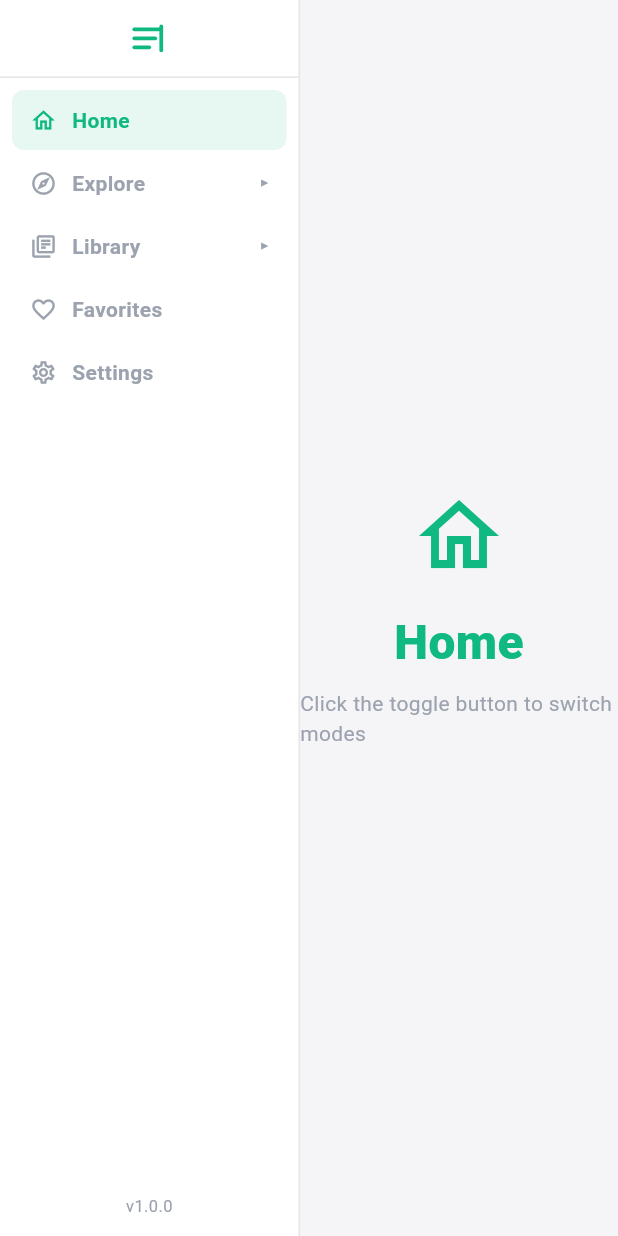
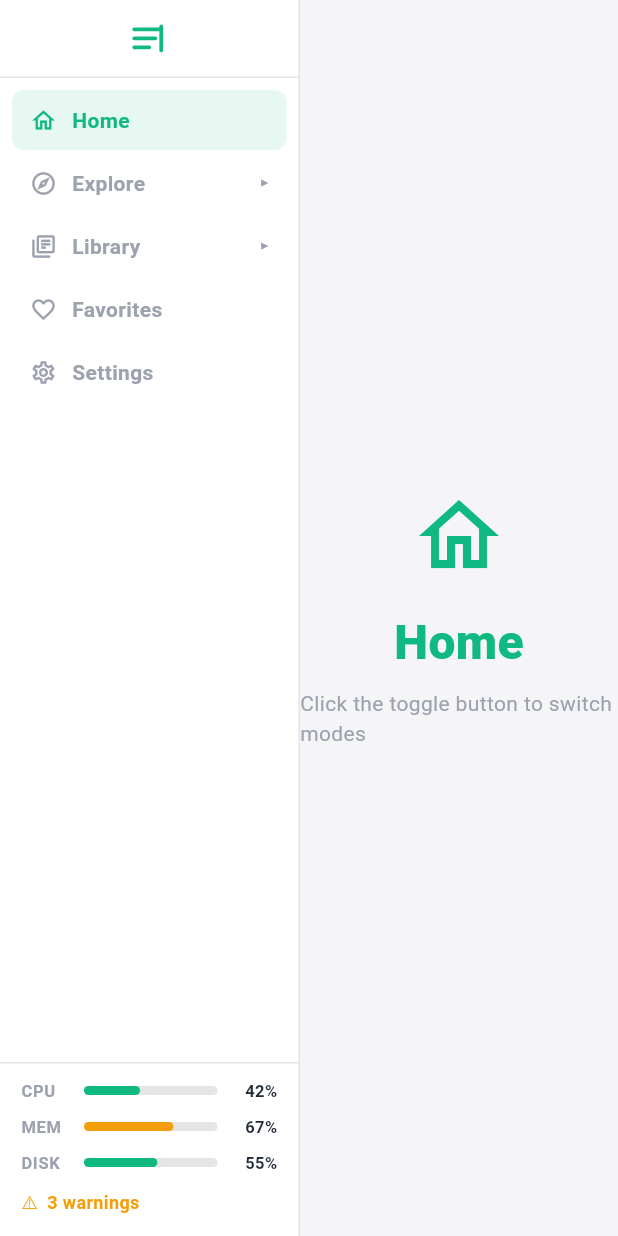
Before and after one commit to lianghualin/flutter_nav_toggle, a Flutter app: the first screen one second after launch, on a phone screen of 412 x 824 dp. Run offline on Flutter 3.47's test engine with Material 3 defaults, Android fonts, the phone set to English and light mode, and no system bars; Roboto replaces fonts that are missing (DMMono, Syne).

Commit message:
feat: add system status panel with CPU, memory, disk, and warning indicators
Display color-coded status metrics at the sidebar bottom (progress bars) and
tab bar right side (compact chips). Remove the add button from tab bar mode.
Includes mock data with timer-based fluctuation in the example app.

Co-Authored-By: Claude Opus 4.6 <noreply@anthropic.com>

```diff
--- a/example/lib/main.dart
+++ b/example/lib/main.dart
@@ -1,3 +1,6 @@
+import 'dart:async';
+import 'dart:math';
+
 import 'package:flutter/material.dart';
 import 'package:flutter_nav_toggle/flutter_nav_toggle.dart';
 
@@ -28,6 +31,35 @@ class NavToggleDemo extends StatefulWidget {
 
 class _NavToggleDemoState extends State<NavToggleDemo> {
   String _selectedId = 'home';
+  final _random = Random();
+  late Timer _statusTimer;
+  SystemStatus _status = const SystemStatus(
+    cpu: 0.42,
+    memory: 0.67,
+    disk: 0.55,
+    warnings: 3,
+  );
+
+  @override
+  void initState() {
+    super.initState();
+    _statusTimer = Timer.periodic(const Duration(seconds: 2), (_) {
+      setState(() {
+        _status = SystemStatus(
+          cpu: (_status.cpu + (_random.nextDouble() - 0.5) * 0.1).clamp(0.05, 0.95),
+          memory: (_status.memory + (_random.nextDouble() - 0.5) * 0.05).clamp(0.2, 0.95),
+          disk: (_status.disk + (_random.nextDouble() - 0.5) * 0.02).clamp(0.3, 0.95),
+          warnings: (_status.warnings + (_random.nextBool() ? 1 : -1)).clamp(0, 12),
+        );
+      });
+    });
+  }
+
+  @override
+  void dispose() {
+    _statusTimer.cancel();
+    super.dispose();
+  }
 
   static const _items = [
     NavItem(id: 'home', label: 'Home', icon: Icons.home_outlined),
@@ -90,12 +122,8 @@ class _NavToggleDemoState extends State<NavToggleDemo> {
       body: NavToggleScaffold(
         items: _items,
         initialSelectedId: 'home',
+        systemStatus: _status,
         onItemSelected: (id) => setState(() => _selectedId = id),
-        onAddPressed: () {
-          ScaffoldMessenger.of(context).showSnackBar(
-            const SnackBar(content: Text('Add button pressed')),
-          );
-        },
         child: Center(
           child: Column(
             mainAxisSize: MainAxisSize.min,
--- a/lib/flutter_nav_toggle.dart
+++ b/lib/flutter_nav_toggle.dart
@@ -5,6 +5,7 @@ library;
 // Models
 export 'src/models/nav_item.dart';
 export 'src/models/nav_mode.dart';
+export 'src/models/system_status.dart';
 
 // Controller
 export 'src/controller/nav_toggle_controller.dart';
--- /dev/null
+++ b/lib/src/models/system_status.dart
@@ -0,0 +1,23 @@
+/// System status data for the sidebar status panel.
+///
+/// All usage values are fractions in the range 0.0–1.0.
+class SystemStatus {
+  const SystemStatus({
+    this.cpu = 0.0,
+    this.memory = 0.0,
+    this.disk = 0.0,
+    this.warnings = 0,
+  });
+
+  /// CPU usage (0.0–1.0).
+  final double cpu;
+
+  /// Memory usage (0.0–1.0).
+  final double memory;
+
+  /// Disk usage (0.0–1.0).
+  final double disk;
+
+  /// Number of active warnings.
+  final int warnings;
+}
--- a/lib/src/widgets/nav_toggle_scaffold.dart
+++ b/lib/src/widgets/nav_toggle_scaffold.dart
@@ -4,6 +4,7 @@ import '../animation/nav_transition.dart';
 import '../controller/nav_toggle_controller.dart';
 import '../models/nav_item.dart';
 import '../models/nav_mode.dart';
+import '../models/system_status.dart';
 import '../theme/nav_toggle_theme.dart';
 import 'sidebar_panel.dart';
 import 'tab_bar_panel.dart';
@@ -20,7 +21,7 @@ class NavToggleScaffold extends StatefulWidget {
     this.initialMode = NavMode.sidebar,
     this.initialSelectedId,
     this.onItemSelected,
-    this.onAddPressed,
+    this.systemStatus,
   });
 
   final List<NavItem> items;
@@ -29,7 +30,7 @@ class NavToggleScaffold extends StatefulWidget {
   final NavMode initialMode;
   final String? initialSelectedId;
   final ValueChanged<String>? onItemSelected;
-  final VoidCallback? onAddPressed;
+  final SystemStatus? systemStatus;
 
   @override
   State<NavToggleScaffold> createState() => _NavToggleScaffoldState();
@@ -201,6 +202,7 @@ class _NavToggleScaffoldState extends State<NavToggleScaffold>
                 items: widget.items,
                 selectedId: controller.selectedItemId,
                 onItemSelected: _onItemSelected,
+                systemStatus: widget.systemStatus,
               ),
             ),
           ),
@@ -217,7 +219,7 @@ class _NavToggleScaffoldState extends State<NavToggleScaffold>
                 items: widget.items,
                 selectedId: controller.selectedItemId,
                 onItemSelected: _onItemSelected,
-                onAddPressed: widget.onAddPressed,
+                systemStatus: widget.systemStatus,
               ),
             ),
           ),
--- a/lib/src/widgets/sidebar_panel.dart
+++ b/lib/src/widgets/sidebar_panel.dart
@@ -1,6 +1,8 @@
 import 'package:flutter/widgets.dart';
 import '../models/nav_item.dart';
+import '../models/system_status.dart';
 import '../theme/nav_toggle_theme.dart';
+import 'status_panel.dart';
 
 /// The sidebar navigation panel — 200px wide, fills height below the button.
 ///
@@ -12,11 +14,13 @@ class SidebarPanel extends StatefulWidget {
     required this.items,
     required this.selectedId,
     required this.onItemSelected,
+    this.systemStatus,
   });
 
   final List<NavItem> items;
   final String selectedId;
   final ValueChanged<String> onItemSelected;
+  final SystemStatus? systemStatus;
 
   @override
   State<SidebarPanel> createState() => _SidebarPanelState();
@@ -84,7 +88,9 @@ class _SidebarPanelState extends State<SidebarPanel> {
               ],
             ),
           ),
-          // Bottom status area
+          if (widget.systemStatus != null)
+            StatusPanel(status: widget.systemStatus!)
+          else
             Padding(
               padding: const EdgeInsets.all(12),
               child: Text(
--- /dev/null
+++ b/lib/src/widgets/status_panel.dart
@@ -0,0 +1,185 @@
+import 'package:flutter/widgets.dart';
+import '../models/system_status.dart';
+import '../theme/nav_toggle_theme.dart';
+
+/// Displays system status metrics (CPU, Memory, Disk, Warnings)
+/// at the bottom of the sidebar panel.
+class StatusPanel extends StatelessWidget {
+  const StatusPanel({super.key, required this.status});
+
+  final SystemStatus status;
+
+  static const _green = Color(0xFF10B981);
+  static const _amber = Color(0xFFF59E0B);
+  static const _red = Color(0xFFEF4444);
+
+  static Color _barColor(double value) {
+    if (value >= 0.8) return _red;
+    if (value >= 0.6) return _amber;
+    return _green;
+  }
+
+  @override
+  Widget build(BuildContext context) {
+    final theme = NavToggleTheme.of(context);
+
+    return Container(
+      padding: const EdgeInsets.fromLTRB(14, 10, 14, 14),
+      decoration: BoxDecoration(
+        border: Border(
+          top: BorderSide(color: theme.border, width: 1),
+        ),
+      ),
+      child: Column(
+        mainAxisSize: MainAxisSize.min,
+        children: [
+          _MetricRow(
+            label: 'CPU',
+            value: status.cpu,
+            barColor: _barColor(status.cpu),
+            theme: theme,
+          ),
+          const SizedBox(height: 8),
+          _MetricRow(
+            label: 'MEM',
+            value: status.memory,
+            barColor: _barColor(status.memory),
+            theme: theme,
+          ),
+          const SizedBox(height: 8),
+          _MetricRow(
+            label: 'DISK',
+            value: status.disk,
+            barColor: _barColor(status.disk),
+            theme: theme,
+          ),
+          const SizedBox(height: 10),
+          _WarningRow(
+            count: status.warnings,
+            theme: theme,
+          ),
+        ],
+      ),
+    );
+  }
+}
+
+class _MetricRow extends StatelessWidget {
+  const _MetricRow({
+    required this.label,
+    required this.value,
+    required this.barColor,
+    required this.theme,
+  });
+
+  final String label;
+  final double value;
+  final Color barColor;
+  final NavToggleTheme theme;
+
+  @override
+  Widget build(BuildContext context) {
+    final pct = '${(value * 100).round()}%';
+
+    return Row(
+      children: [
+        SizedBox(
+          width: 36,
+          child: Text(
+            label,
+            style: TextStyle(
+              fontFamily: theme.navFontFamily,
+              fontWeight: FontWeight.w700,
+              fontSize: 11,
+              letterSpacing: 0.5,
+              color: theme.textDim,
+            ),
+          ),
+        ),
+        const SizedBox(width: 6),
+        Expanded(
+          child: _MiniProgressBar(value: value, color: barColor, theme: theme),
+        ),
+        const SizedBox(width: 8),
+        SizedBox(
+          width: 32,
+          child: Text(
+            pct,
+            textAlign: TextAlign.right,
+            style: TextStyle(
+              fontFamily: theme.monoFontFamily,
+              fontWeight: FontWeight.w600,
+              fontSize: 11,
+              color: theme.text,
+            ),
+          ),
+        ),
+      ],
+    );
+  }
+}
+
+class _MiniProgressBar extends StatelessWidget {
+  const _MiniProgressBar({
+    required this.value,
+    required this.color,
+    required this.theme,
+  });
+
+  final double value;
+  final Color color;
+  final NavToggleTheme theme;
+
+  @override
+  Widget build(BuildContext context) {
+    return Container(
+      height: 6,
+      decoration: BoxDecoration(
+        color: theme.border,
+        borderRadius: BorderRadius.circular(3),
+      ),
+      child: FractionallySizedBox(
+        alignment: Alignment.centerLeft,
+        widthFactor: value.clamp(0.0, 1.0),
+        child: Container(
+          decoration: BoxDecoration(
+            color: color,
+            borderRadius: BorderRadius.circular(3),
+          ),
+        ),
+      ),
+    );
+  }
+}
+
+class _WarningRow extends StatelessWidget {
+  const _WarningRow({required this.count, required this.theme});
+
+  final int count;
+  final NavToggleTheme theme;
+
+  @override
+  Widget build(BuildContext context) {
+    final hasWarnings = count > 0;
+    final color = hasWarnings ? const Color(0xFFF59E0B) : theme.textDim;
+
+    return Row(
+      children: [
+        Text(
+          '\u26A0',
+          style: TextStyle(fontSize: 12, color: color),
+        ),
+        const SizedBox(width: 6),
+        Text(
+          '$count warning${count == 1 ? '' : 's'}',
+          style: TextStyle(
+            fontFamily: theme.navFontFamily,
+            fontWeight: FontWeight.w600,
+            fontSize: 12,
+            color: color,
+          ),
+        ),
+      ],
+    );
+  }
+}
```
Also changed, not shown: lib/src/widgets/tab_bar_panel.dart (+110 -33 lines), 1 other file. Lines whose indentation alone changed are shown as unchanged.
